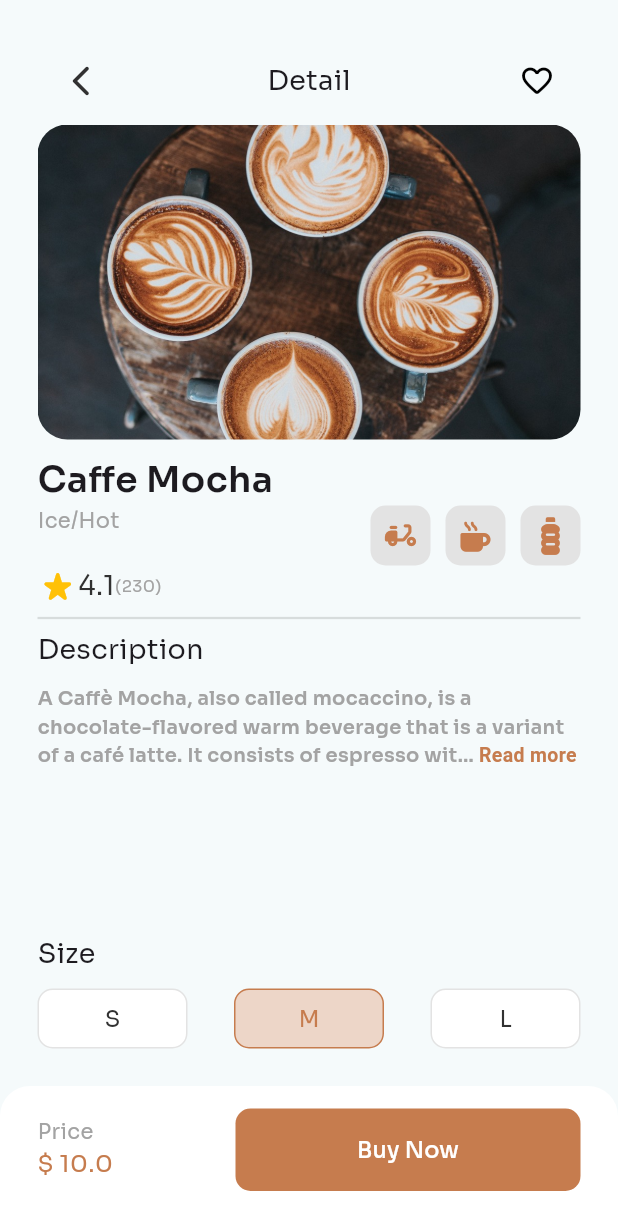
After one commit to Loay-Ahmed/Minders_Tasks, a Flutter app: the CoffeeDetailsView screen opened directly with sample values from the repository, on a phone screen of 412 x 824 dp. The commit adds this screen. Shown: the top 1230 px of the screen. Run offline on Flutter 3.47's test engine with Material 3 defaults, Android fonts, the phone set to English and light mode, and no system bars; drawn by our look-alikes of readmore; our stand-ins replace font_awesome_flutter, google_fonts.

Commit message:
Finished second screen and made some changes to the home_view file

```diff
--- a/Second_Session_Task/coffee_app/lib/core/colors.dart
+++ b/Second_Session_Task/coffee_app/lib/core/colors.dart
@@ -3,5 +3,6 @@ import 'package:flutter/material.dart';
 abstract class MyColors {
   static const Color black = Color(0xff313131);
   static const Color orange = Color(0xffc67c4e);
+  static const Color liteOrange = Color(0xffedd6c8);
   static const Color white = Color(0xffe3e3e3);
 }
--- a/Second_Session_Task/coffee_app/lib/features/home/view/widgets/custom_container.dart
+++ b/Second_Session_Task/coffee_app/lib/core/widgets/custom_container.dart
@@ -2,17 +2,20 @@ import 'package:flutter/material.dart';
 import 'package:coffee_app/core/colors.dart';
 
 class CustomContainer extends StatelessWidget {
-  const CustomContainer({super.key, this.child, this.width, this.height});
+  const CustomContainer(
+      {super.key, this.child, this.width, this.height, this.color});
   final Widget? child;
   final double? width;
   final double? height;
+  final Color? color;
+
   @override
   Widget build(BuildContext context) {
     return Container(
       width: width ?? 50,
       height: height ?? 50,
       decoration: BoxDecoration(
-        color: MyColors.orange,
+        color: color ?? MyColors.orange,
         borderRadius: BorderRadius.circular(10),
       ),
       child: child,
--- /dev/null
+++ b/Second_Session_Task/coffee_app/lib/features/coffee_details/view/coffee_details_view.dart
@@ -0,0 +1,218 @@
+import 'package:coffee_app/core/colors.dart';
+import 'package:coffee_app/features/coffee_details/widgets/custom_appbar.dart';
+import 'package:coffee_app/features/coffee_details/widgets/custom_readmore_text.dart';
+import 'package:coffee_app/features/coffee_details/widgets/custom_toggle_button.dart';
+import 'package:coffee_app/features/coffee_details/widgets/custom_toggle_button_list.dart';
+import 'package:coffee_app/features/home/model/coffee.dart';
+import 'package:coffee_app/core/widgets/custom_container.dart';
+import 'package:coffee_app/features/home/view/widgets/custom_nav_bar.dart';
+import 'package:flutter/gestures.dart';
+import 'package:flutter/material.dart';
+import 'package:font_awesome_flutter/font_awesome_flutter.dart';
+
+class CoffeeDetailsView extends StatelessWidget {
+  const CoffeeDetailsView({super.key, required this.coffee});
+
+  final Coffee coffee;
+  @override
+  Widget build(BuildContext context) {
+    return Scaffold(
+      body: SafeArea(
+        child: Column(
+          mainAxisSize: MainAxisSize.max,
+          crossAxisAlignment: CrossAxisAlignment.start,
+          children: [
+            Expanded(
+              child: Padding(
+                padding:
+                    const EdgeInsets.symmetric(horizontal: 25.0, vertical: 25),
+                child: Column(
+                  crossAxisAlignment: CrossAxisAlignment.start,
+                  children: [
+                    CustomAppBar(),
+                    Container(
+                      width: double.infinity,
+                      height: 210,
+                      // padding: EdgeInsets.symmetric(horizontal: 25),
+                      decoration: BoxDecoration(
+                        borderRadius: BorderRadius.circular(20),
+                      ),
+                      child: ClipRRect(
+                        borderRadius: BorderRadius.circular(20),
+                        child: Image.asset(
+                          coffee.image,
+                          fit: BoxFit.cover,
+                        ),
+                      ),
+                    ),
+                    SizedBox(height: 10),
+                    Text(
+                      coffee.name,
+                      style: TextStyle(
+                        fontSize: 24,
+                        fontWeight: FontWeight.w600,
+                      ),
+                    ),
+                    Row(
+                      mainAxisSize: MainAxisSize.max,
+                      crossAxisAlignment: CrossAxisAlignment.start,
+                      children: [
+                        Text(
+                          "Ice/Hot",
+                          style: TextStyle(
+                            fontSize: 14,
+                            color: Color(0xffa3a3a3),
+                          ),
+                        ),
+                        Spacer(),
+                        Row(
+                          children: [
+                            CustomContainer(
+                              height: 40,
+                              width: 40,
+                              color: MyColors.white,
+                              child: Icon(
+                                Icons.delivery_dining_rounded,
+                                color: Color(0xffc67c4e),
+                                size: 25,
+                              ),
+                            ),
+                            SizedBox(width: 10),
+                            CustomContainer(
+                              height: 40,
+                              width: 40,
+                              color: MyColors.white,
+                              child: Icon(
+                                FontAwesomeIcons.mugHot,
+                                color: Color(0xffc67c4e),
+                                size: 20,
+                              ),
+                            ),
+                            SizedBox(width: 10),
+                            CustomContainer(
+                              height: 40,
+                              width: 40,
+                              color: MyColors.white,
+                              child: Icon(
+                                FontAwesomeIcons.bottleWater,
+                                color: Color(0xffc67c4e),
+                                size: 25,
+                              ),
+                            ),
+                          ],
+                        ),
+                      ],
+                    ),
+                    Row(
+                      mainAxisSize: MainAxisSize.max,
+                      children: [
+                        Icon(
+                          Icons.star_rate_rounded,
+                          color: Colors.amber,
+                          size: 27,
+                        ),
+                        Text(
+                          "${coffee.rating}",
+                          style: TextStyle(
+                            fontSize: 18,
+                            color: MyColors.black,
+                          ),
+                        ),
+                        Text(
+                          "(230)",
+                          style: TextStyle(
+                            color: Color(0xffa3a3a3),
+                            fontSize: 11,
+                          ),
+                        )
+                      ],
+                    ),
+                    Divider(thickness: 1.5, color: Colors.black12),
+                    Text(
+                      "Description",
+                      style: TextStyle(fontSize: 18),
+                    ),
+                    SizedBox(height: 10),
+                    Expanded(
+                        child: CustomReadMoreText(text: coffee.description)),
+                    SizedBox(height: 10),
+                    Column(
+                      mainAxisSize: MainAxisSize.max,
+                      mainAxisAlignment: MainAxisAlignment.end,
+                      crossAxisAlignment: CrossAxisAlignment.start,
+                      children: [
+                        Text(
+                          "Size",
+                          style: TextStyle(
+                            fontSize: 18,
+                          ),
+                        ),
+                        SizedBox(height: 10),
+                        CustomToggleButtonList(),
+                      ],
+                    ),
+                  ],
+                ),
+              ),
+            ),
+            Container(
+              height: 100,
+              width: double.infinity,
+              decoration: BoxDecoration(
+                color: Colors.white,
+                borderRadius: BorderRadius.only(
+                  topLeft: Radius.circular(20),
+                  topRight: Radius.circular(20),
+                ),
+              ),
+              padding: EdgeInsets.symmetric(horizontal: 25, vertical: 15),
+              child: Row(
+                mainAxisSize: MainAxisSize.max,
+                mainAxisAlignment: MainAxisAlignment.spaceBetween,
+                crossAxisAlignment: CrossAxisAlignment.start,
+                children: [
+                  Column(
+                    mainAxisSize: MainAxisSize.max,
+                    crossAxisAlignment: CrossAxisAlignment.start,
+                    children: [
+                      SizedBox(height: 5),
+                      Text(
+                        "Price",
+                        style: TextStyle(
+                          fontSize: 14,
+                          color: Color(0xffa3a3a3),
+                        ),
+                      ),
+                      Text(
+                        "\$ ${coffee.price}",
+                        style: TextStyle(fontSize: 16, color: MyColors.orange),
+                      ),
+                    ],
+                  ),
+                  ElevatedButton(
+                    onPressed: () {},
+                    style: ElevatedButton.styleFrom(
+                      backgroundColor: MyColors.orange,
+                      elevation: 0,
+                      shape: RoundedRectangleBorder(
+                        borderRadius: BorderRadius.circular(10),
+                      ),
+                      minimumSize: Size(230, 55),
+                    ),
+                    child: Text(
+                      "Buy Now",
+                      style: TextStyle(
+                        fontSize: 15,
+                        color: Colors.white,
+                      ),
+                    ),
+                  ),
+                ],
+              ),
+            ),
+          ],
+        ),
+      ),
+    );
+  }
+}
--- /dev/null
+++ b/Second_Session_Task/coffee_app/lib/features/coffee_details/widgets/custom_appbar.dart
@@ -0,0 +1,54 @@
+import 'package:coffee_app/core/colors.dart';
+import 'package:flutter/material.dart';
+
+class CustomAppBar extends StatefulWidget {
+  const CustomAppBar({super.key});
+
+  @override
+  State<CustomAppBar> createState() => _CustomAppBarState();
+}
+
+class _CustomAppBarState extends State<CustomAppBar> {
+  bool fav = false;
+  @override
+  Widget build(BuildContext context) {
+    return Container(
+      padding: EdgeInsets.symmetric(horizontal: 5, vertical: 5),
+      width: double.infinity,
+      decoration: BoxDecoration(
+        color: Colors.transparent,
+      ),
+      child: Row(
+        mainAxisAlignment: MainAxisAlignment.spaceBetween,
+        mainAxisSize: MainAxisSize.max,
+        children: [
+          IconButton(
+            onPressed: () => Navigator.pop(context),
+            icon: Icon(
+              Icons.arrow_back_ios_new_rounded,
+              color: MyColors.black,
+              weight: 1,
+            ),
+          ),
+          Text(
+            "Detail",
+            style: TextStyle(
+              fontSize: 18,
+            ),
+          ),
+          IconButton(
+            onPressed: () {
+              setState(() {
+                fav = !fav;
+              });
+            },
+            icon: Icon(
+              fav ? Icons.favorite_rounded : Icons.favorite_border_rounded,
+              color: fav ? Colors.red : Colors.black,
+            ),
+          ),
+        ],
+      ),
+    );
+  }
+}
--- /dev/null
+++ b/Second_Session_Task/coffee_app/lib/features/coffee_details/widgets/custom_readmore_text.dart
@@ -0,0 +1,73 @@
+import 'package:coffee_app/core/colors.dart';
+import 'package:flutter/gestures.dart';
+import 'package:flutter/material.dart';
+import 'package:readmore/readmore.dart';
+
+class CustomReadMoreText extends StatefulWidget {
+  const CustomReadMoreText({super.key, required this.text});
+
+  final String text;
+
+  @override
+  State<CustomReadMoreText> createState() => _CustomReadMoreTextState();
+}
+
+class _CustomReadMoreTextState extends State<CustomReadMoreText> {
+  bool isExpanded = false;
+  void toggle() {
+    setState(() {
+      isExpanded = !isExpanded;
+    });
+  }
+
+  @override
+  Widget build(BuildContext context) {
+    return SingleChildScrollView(
+      child: Column(
+        crossAxisAlignment: CrossAxisAlignment.end,
+        children: [
+          ReadMoreText(
+            widget.text,
+            isExpandable: true,
+            trimCollapsedText: "Read more",
+            trimExpandedText: " Read less",
+            style: TextStyle(
+              fontSize: 13,
+              color: Color(0xffa3a3a3),
+              fontWeight: FontWeight.w600,
+            ),
+            lessStyle: TextStyle(
+                color: MyColors.orange,
+                fontWeight: FontWeight.bold,
+                fontSize: 13),
+            moreStyle: TextStyle(
+                color: MyColors.orange,
+                fontWeight: FontWeight.bold,
+                fontSize: 13),
+            trimLines: 3,
+            trimMode: TrimMode.Line,
+          ),
+          // Text(
+          //   widget.text,
+          //   style: TextStyle(
+          //     fontSize: 13,
+          //     color: Color(0xffa3a3a3),
+          //   ),
+          //   maxLines: isExpanded ? 20 : 3,
+          //   overflow: TextOverflow.ellipsis,
+          // ),
+          // GestureDetector(
+          //   onTap: toggle,
+          //   child: Text(
+          //     isExpanded ? "Read less" : "Read more",
+          //     style: TextStyle(
+          //       fontSize: 15,
+          //       color: MyColors.orange,
+          //     ),
+          //   ),
+          // ),
+        ],
+      ),
+    );
+  }
+}
--- /dev/null
+++ b/Second_Session_Task/coffee_app/lib/features/coffee_details/widgets/custom_toggle_button.dart
@@ -0,0 +1,54 @@
+import 'package:coffee_app/core/colors.dart';
+import 'package:flutter/material.dart';
+
+class CustomToggleButton extends StatefulWidget {
+  const CustomToggleButton(
+      {super.key,
+      required this.text,
+      required this.index,
+      required this.selectedIndex,
+      required this.onPressed});
+  final String text;
+  final int index;
+  final int selectedIndex;
+  final void Function(int) onPressed;
+  @override
+  State<CustomToggleButton> createState() => _CustomToggleButtonState();
+}
+
+class _CustomToggleButtonState extends State<CustomToggleButton> {
+  @override
+  Widget build(BuildContext context) {
+    return GestureDetector(
+      onTap: () {
+        widget.onPressed(widget.index);
+      },
+      child: Container(
+        width: 100,
+        height: 40,
+        decoration: BoxDecoration(
+          color: widget.selectedIndex == widget.index
+              ? MyColors.liteOrange
+              : Colors.white,
+          borderRadius: BorderRadius.circular(10),
+          border: Border.all(
+            color: widget.selectedIndex == widget.index
+                ? MyColors.orange
+                : MyColors.white,
+            width: 1,
+          ),
+        ),
+        alignment: Alignment.center,
+        child: Text(
+          widget.text,
+          style: TextStyle(
+            fontSize: 15,
+            color: widget.selectedIndex == widget.index
+                ? MyColors.orange
+                : MyColors.black,
+          ),
+        ),
+      ),
+    );
+  }
+}
--- /dev/null
+++ b/Second_Session_Task/coffee_app/lib/features/coffee_details/widgets/custom_toggle_button_list.dart
@@ -0,0 +1,46 @@
+import 'package:coffee_app/features/coffee_details/widgets/custom_toggle_button.dart';
+import 'package:flutter/material.dart';
+
+class CustomToggleButtonList extends StatefulWidget {
+  const CustomToggleButtonList({super.key});
+
+  @override
+  State<CustomToggleButtonList> createState() => _CustomToggleButtonListState();
+}
+
+class _CustomToggleButtonListState extends State<CustomToggleButtonList> {
+  int selectedIndex = 1;
+  void onPress(int index) {
+    setState(() {
+      selectedIndex = index;
+    });
+  }
+
+  @override
+  Widget build(BuildContext context) {
+    return Row(
+      mainAxisSize: MainAxisSize.max,
+      mainAxisAlignment: MainAxisAlignment.spaceBetween,
+      children: [
+        CustomToggleButton(
+          text: 'S',
+          index: 0,
+          selectedIndex: selectedIndex,
+          onPressed: onPress,
+        ),
+        CustomToggleButton(
+          text: 'M',
+          index: 1,
+          selectedIndex: selectedIndex,
+          onPressed: onPress,
+        ),
+        CustomToggleButton(
+          text: 'L',
+          index: 2,
+          selectedIndex: selectedIndex,
+          onPressed: onPress,
+        ),
+      ],
+    );
+  }
+}
--- a/Second_Session_Task/coffee_app/lib/features/home/model/dummy_data.dart
+++ b/Second_Session_Task/coffee_app/lib/features/home/model/dummy_data.dart
@@ -4,14 +4,14 @@ class DummyData {
   static const List<Coffee> dummyData = [
     Coffee(
       'Caffe Mocha',
-      'Mocha, if you know it tell me what it is.',
+      'A Caffè Mocha, also called mocaccino, is a chocolate-flavored warm beverage that is a variant of a café latte. It consists of espresso with steamed milk and chocolate syrup or powder, often topped with whipped cream and cocoa powder or chocolate shavings. The name comes from the city of Mocha, Yemen, which was one of the centers of early coffee trade.',
       10,
       'assets/coffee_four.jpeg',
       4.1,
     ),
     Coffee(
       'Flat White',
-      'Flat White some other weird names seems to be made with milk.',
+      'Flat White some other weird name, seems to be made with milk.\nIf you know what it is tell me.',
       8,
       'assets/coffee_two.jpeg',
       3.9,
--- a/Second_Session_Task/coffee_app/lib/features/home/view/home_view.dart
+++ b/Second_Session_Task/coffee_app/lib/features/home/view/home_view.dart
@@ -1,7 +1,7 @@
 import 'package:coffee_app/features/home/model/dummy_data.dart';
 import 'package:coffee_app/features/home/view/widgets/coffee_list.dart';
 import 'package:coffee_app/features/home/view/widgets/custom_coffee_card.dart';
-import 'package:coffee_app/features/home/view/widgets/custom_container.dart';
+import 'package:coffee_app/core/widgets/custom_container.dart';
 import 'package:coffee_app/features/home/view/widgets/custom_menu.dart';
 import 'package:coffee_app/features/home/view/widgets/custom_nav_bar.dart';
 import 'package:coffee_app/features/home/view/widgets/custom_search.dart';
--- a/Second_Session_Task/coffee_app/lib/features/home/view/widgets/custom_coffee_card.dart
+++ b/Second_Session_Task/coffee_app/lib/features/home/view/widgets/custom_coffee_card.dart
@@ -1,6 +1,7 @@
 import 'package:coffee_app/core/colors.dart';
+import 'package:coffee_app/features/coffee_details/view/coffee_details_view.dart';
 import 'package:coffee_app/features/home/model/coffee.dart';
-import 'package:coffee_app/features/home/view/widgets/custom_container.dart';
+import 'package:coffee_app/core/widgets/custom_container.dart';
 import 'package:flutter/material.dart';
 
 class CustomCoffeeCard extends StatelessWidget {
@@ -13,7 +14,16 @@ class CustomCoffeeCard extends StatelessWidget {
 
   @override
   Widget build(BuildContext context) {
-    return Container(
+    return GestureDetector(
+      onTap: () {
+        Navigator.push(
+          context,
+          MaterialPageRoute(
+            builder: (context) => CoffeeDetailsView(coffee: coffee),
+          ),
+        );
+      },
+      child: Container(
         width: 200,
         padding: EdgeInsets.all(7),
         decoration: BoxDecoration(
@@ -51,8 +61,8 @@ class CustomCoffeeCard extends StatelessWidget {
                     mainAxisAlignment: MainAxisAlignment.spaceEvenly,
                     children: [
                       Icon(
-                      Icons.star,
-                      color: Colors.yellow,
+                        Icons.star_rate_rounded,
+                        color: Colors.amber,
                         size: 15,
                       ),
                       Text(
@@ -106,6 +116,7 @@ class CustomCoffeeCard extends StatelessWidget {
             ),
           ],
         ),
+      ),
     );
   }
 }
--- a/Second_Session_Task/coffee_app/lib/features/home/view/widgets/custom_nav_item.dart
+++ b/Second_Session_Task/coffee_app/lib/features/home/view/widgets/custom_nav_item.dart
@@ -24,6 +24,7 @@ class CustomNavItem extends StatelessWidget {
           onPressed: () => onTap(index),
           padding: EdgeInsets.zero,
           alignment: Alignment.bottomCenter,
+          highlightColor: Colors.transparent,
           icon: Icon(
             index == selectedIndex ? selectedIcon : unSelectedIcon,
             size: 30,
--- a/Second_Session_Task/coffee_app/lib/main.dart
+++ b/Second_Session_Task/coffee_app/lib/main.dart
@@ -19,6 +19,7 @@ class MyApp extends StatelessWidget {
         textTheme: GoogleFonts.soraTextTheme(
           Theme.of(context).textTheme,
         ),
+
         colorScheme: ColorScheme.fromSeed(seedColor: Colors.white),
         useMaterial3: true,
       ),
--- a/Second_Session_Task/coffee_app/pubspec.yaml
+++ b/Second_Session_Task/coffee_app/pubspec.yaml
@@ -35,6 +35,8 @@ dependencies:
   # Use with the CupertinoIcons class for iOS style icons.
   cupertino_icons: ^1.0.8
   google_fonts: ^6.2.1
+  font_awesome_flutter: ^10.8.0
+  readmore: ^3.0.0
 
 dev_dependencies:
   flutter_test:
```
Also changed, not shown: Second_Session_Task/coffee_app/pubspec.lock, 4 other files. Lines whose indentation alone changed are shown as unchanged.
